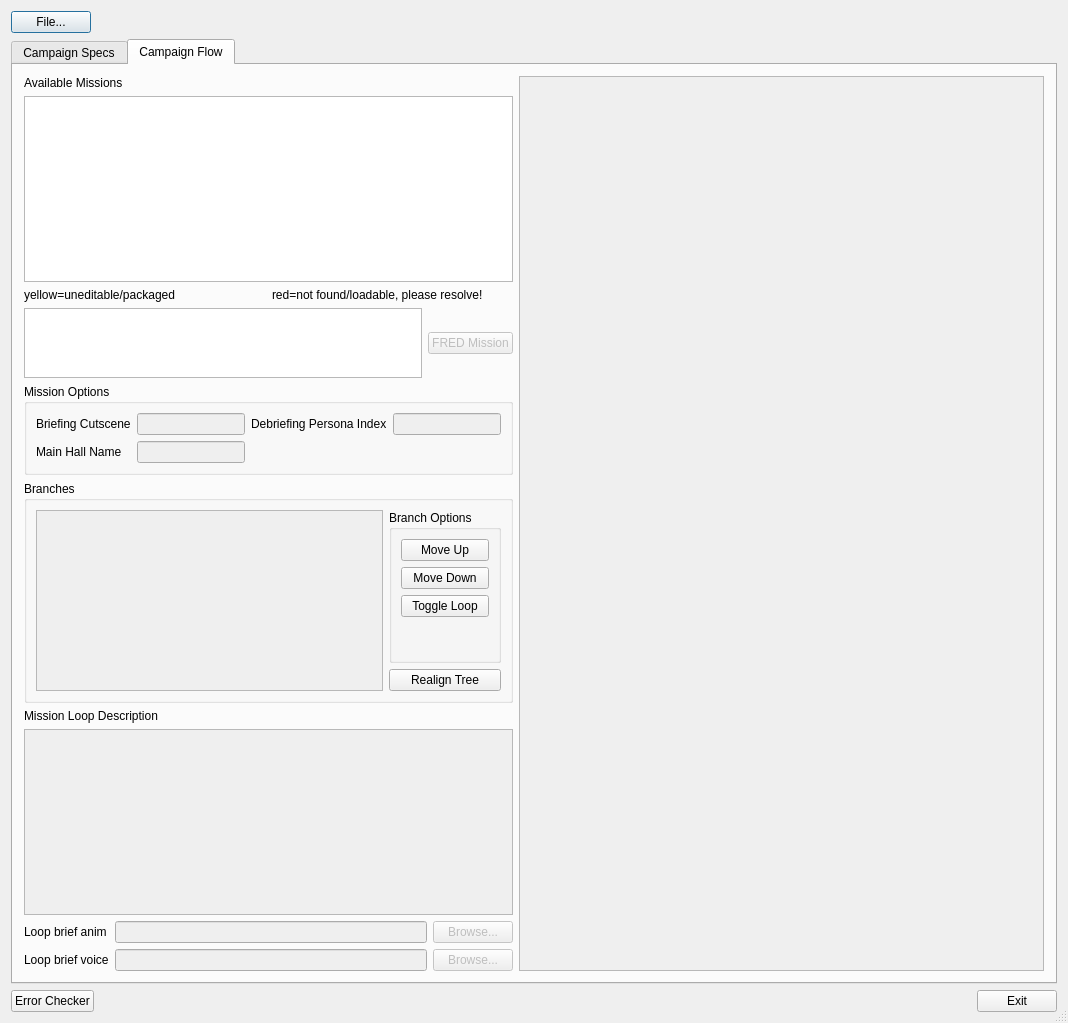
Old version of the form qtfred/ui/CampaignEditorDialog.ui in the repository scp-fs2open/fs2open.github.com.
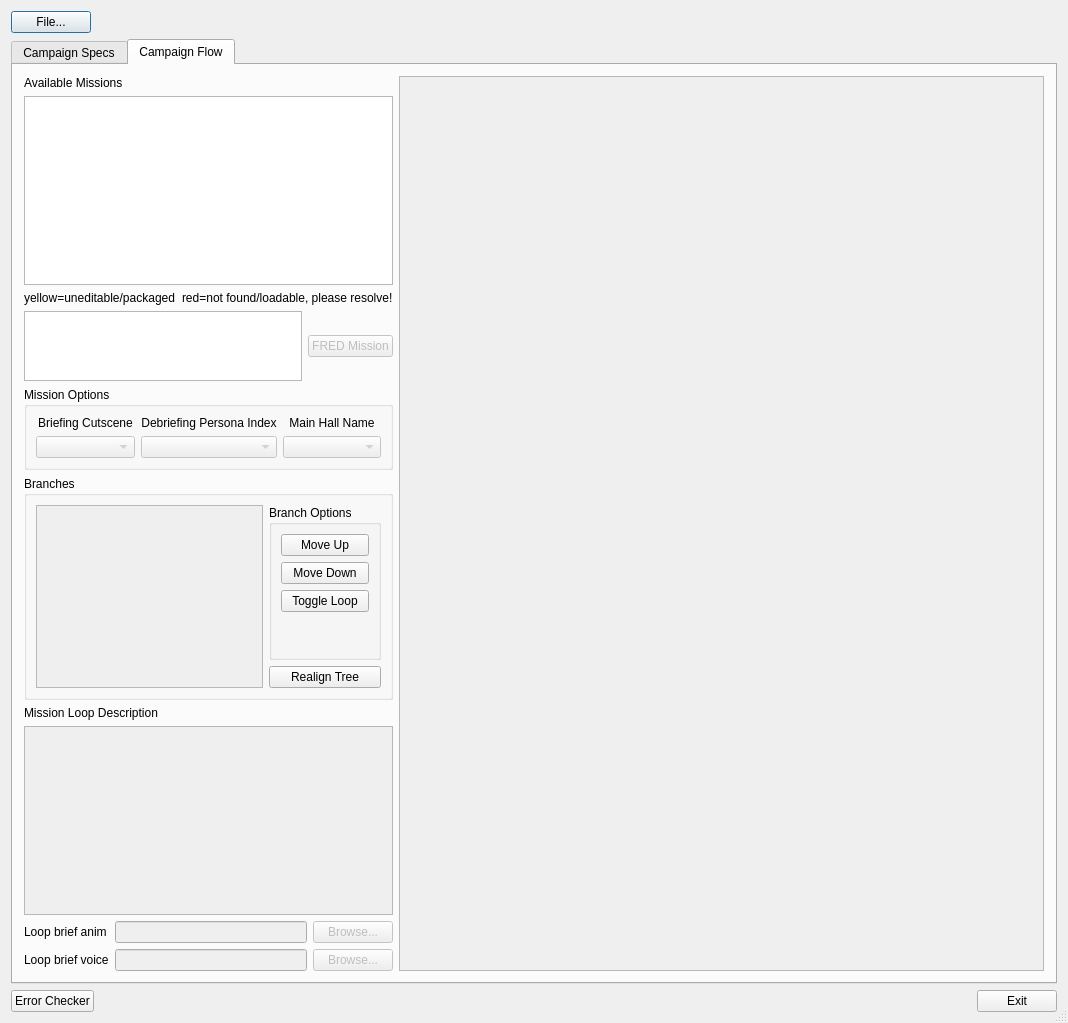
New version of the form. The open tabs and pages were chosen to show the change.

Commit message: CMission Data: use combo boxes where possible

Diff of the .ui file:
```diff
--- a/qtfred/ui/CampaignEditorDialog.ui
+++ b/qtfred/ui/CampaignEditorDialog.ui
@@ -261,48 +261,14 @@
            <property name="title">
             <string>Mission Options</string>
            </property>
-           <layout class="QGridLayout" name="gridLayout" columnstretch="0,1,0,0">
-            <item row="2" column="1">
-             <widget class="QLineEdit" name="txtMainhall">
-              <property name="enabled">
-               <bool>false</bool>
-              </property>
-             </widget>
-            </item>
-            <item row="2" column="0">
-             <widget class="QLabel" name="lblMainhall">
-              <property name="text">
-               <string>Main Hall Name</string>
-              </property>
-             </widget>
-            </item>
-            <item row="0" column="3">
-             <widget class="QLineEdit" name="txtDebriefingPersona">
-              <property name="enabled">
-               <bool>false</bool>
-              </property>
-              <property name="sizePolicy">
-               <sizepolicy hsizetype="Fixed" vsizetype="Fixed">
-                <horstretch>0</horstretch>
-                <verstretch>0</verstretch>
-               </sizepolicy>
-              </property>
-              <property name="maxLength">
-               <number>3</number>
-              </property>
-             </widget>
-            </item>
+           <layout class="QGridLayout" name="gridLayout" columnstretch="0,0,0,0,0">
             <item row="0" column="0">
              <widget class="QLabel" name="lblBriefingCutscene">
               <property name="text">
                <string>Briefing Cutscene</string>
               </property>
-             </widget>
-            </item>
-            <item row="0" column="1">
-             <widget class="QLineEdit" name="txtBriefingCutscene">
-              <property name="enabled">
-               <bool>false</bool>
+              <property name="alignment">
+               <set>Qt::AlignCenter</set>
               </property>
              </widget>
             </item>
@@ -311,6 +277,40 @@
               <property name="text">
                <string>Debriefing Persona Index</string>
               </property>
+              <property name="alignment">
+               <set>Qt::AlignCenter</set>
+              </property>
+             </widget>
+            </item>
+            <item row="0" column="4">
+             <widget class="QLabel" name="lblMainhall">
+              <property name="text">
+               <string>Main Hall Name</string>
+              </property>
+              <property name="alignment">
+               <set>Qt::AlignCenter</set>
+              </property>
+             </widget>
+            </item>
+            <item row="1" column="4">
+             <widget class="QComboBox" name="cmbMainhall">
+              <property name="enabled">
+               <bool>false</bool>
+              </property>
+             </widget>
+            </item>
+            <item row="1" column="2">
+             <widget class="QComboBox" name="cmbDebriefingPersona">
+              <property name="enabled">
+               <bool>false</bool>
+              </property>
+             </widget>
+            </item>
+            <item row="1" column="0">
+             <widget class="QComboBox" name="cmbBriefingCutscene">
+              <property name="enabled">
+               <bool>false</bool>
+              </property>
              </widget>
             </item>
            </layout>
@@ -332,8 +332,8 @@
                 <rect>
                  <x>0</x>
                  <y>0</y>
-                 <width>415</width>
-                 <height>178</height>
+                 <width>309</width>
+                 <height>179</height>
                 </rect>
                </property>
               </widget>
@@ -496,7 +496,7 @@
            <rect>
             <x>0</x>
             <y>0</y>
-            <width>429</width>
+            <width>535</width>
             <height>880</height>
            </rect>
           </property>
```
Left out of the diff: 3 changed lines with no effect on the pictures. The commit also changes 6 other files.
